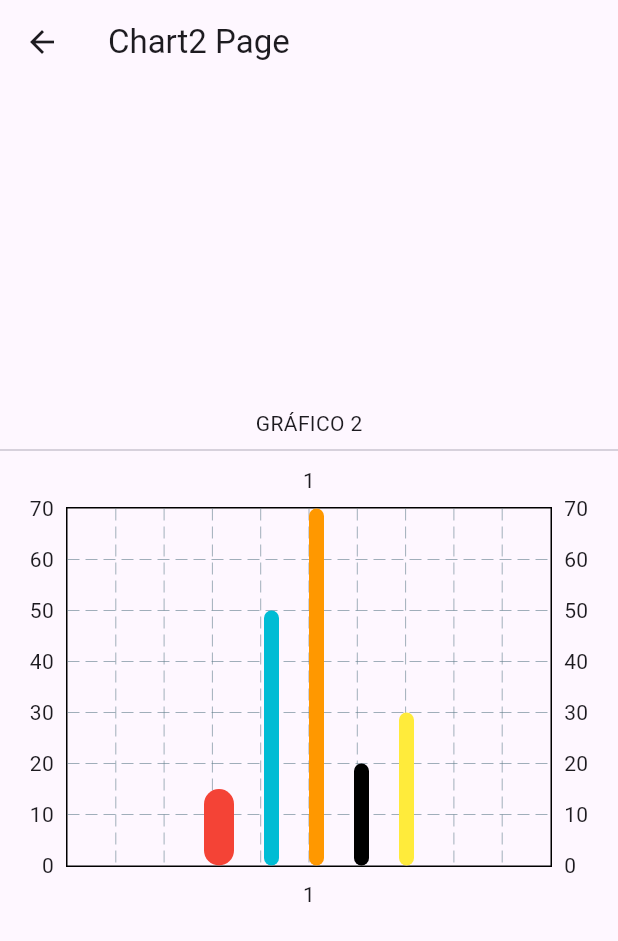
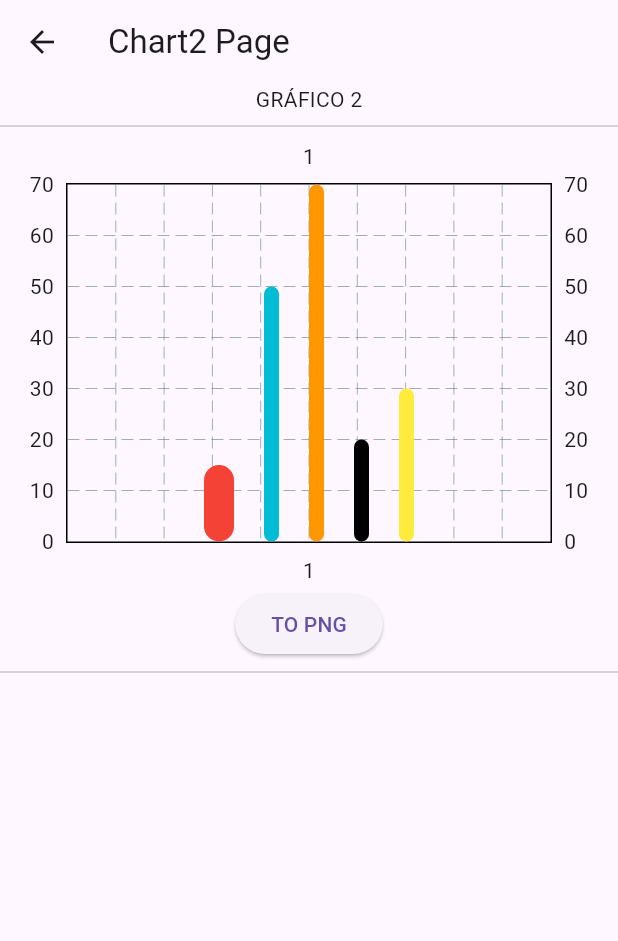
Before and after one commit to fr4nsgallegos/exportsandchartsg8, a Flutter app: the Chart2Page screen opened directly, on a phone screen of 412 x 824 dp. Shown: the top 941 px of the screen. Run offline on Flutter 3.47's test engine with Material 3 defaults, Android fonts, the phone set to English and light mode, and no system bars; drawn by our look-alikes of fl_chart; our stand-ins replace cloud_firestore, firebase_core, go_router, open_file, pdf; missing offline and left inert: syncfusion_flutter_xlsio, syncfusion_officechart; accounts and stored records are empty.

Commit message:
export png

```diff
--- a/lib/charts/chart2_page.dart
+++ b/lib/charts/chart2_page.dart
@@ -1,19 +1,50 @@
+import 'dart:typed_data';
+import 'dart:ui' as ui;
+
 import 'package:fl_chart/fl_chart.dart';
 import 'package:flutter/material.dart';
+import 'package:flutter/rendering.dart';
+import 'package:flutter/widgets.dart';
 
-class Chart2Page extends StatelessWidget {
+class Chart2Page extends StatefulWidget {
+  @override
+  State<Chart2Page> createState() => _Chart2PageState();
+}
+
+class _Chart2PageState extends State<Chart2Page> {
+  Uint8List imagen = Uint8List(8);
+
+  bool flag = false;
+
+  GlobalKey globalKey = new GlobalKey();
+
+  Future<Uint8List> captureWidget() async {
+    RenderRepaintBoundary boundary =
+        globalKey.currentContext?.findRenderObject() as RenderRepaintBoundary;
+
+    final ui.Image image = await boundary.toImage();
+    final ByteData? byteData =
+        await image.toByteData(format: ui.ImageByteFormat.png);
+    final Uint8List pngBytes = byteData!.buffer.asUint8List();
+    imagen = pngBytes;
+    return pngBytes;
+  }
+
   @override
   Widget build(BuildContext context) {
     return Scaffold(
       appBar: AppBar(
         title: Text("Chart2 Page"),
       ),
-      body: Column(
+      body: SingleChildScrollView(
+        child: Column(
           mainAxisAlignment: MainAxisAlignment.center,
           children: [
             Text("GRÁFICO 2"),
             Divider(),
-          Container(
+            RepaintBoundary(
+              key: globalKey,
+              child: Container(
                 height: 300,
                 child: BarChart(
                   BarChartData(
@@ -59,7 +90,27 @@ class Chart2Page extends StatelessWidget {
                   ),
                 ),
               ),
+            ),
+            ElevatedButton(
+              onPressed: () async {
+                imagen = await captureWidget();
+                flag = true;
+                setState(() {});
+              },
+              child: Text("TO PNG"),
+            ),
+            Divider(),
+            flag
+                ? Container(
+                    width: 400,
+                    height: 400,
+                    child: Image.memory(
+                      Uint8List.fromList(imagen),
+                    ),
+                  )
+                : Container(),
           ],
+        ),
       ),
     );
   }
```
Lines whose indentation alone changed are shown as unchanged.
